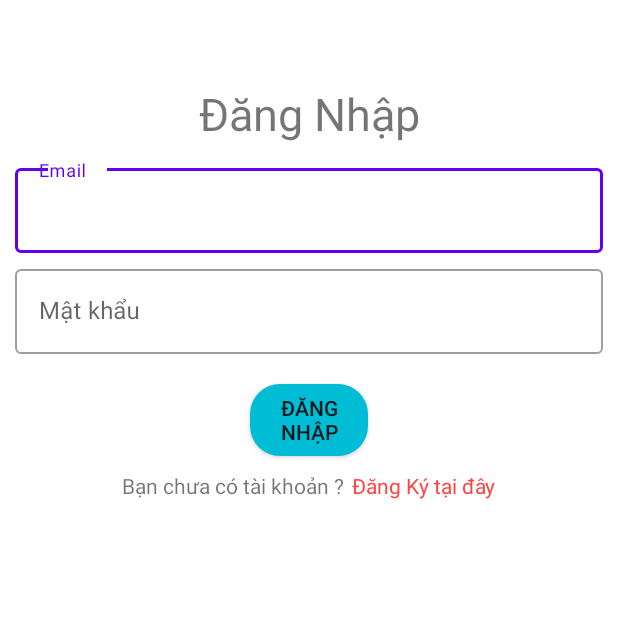
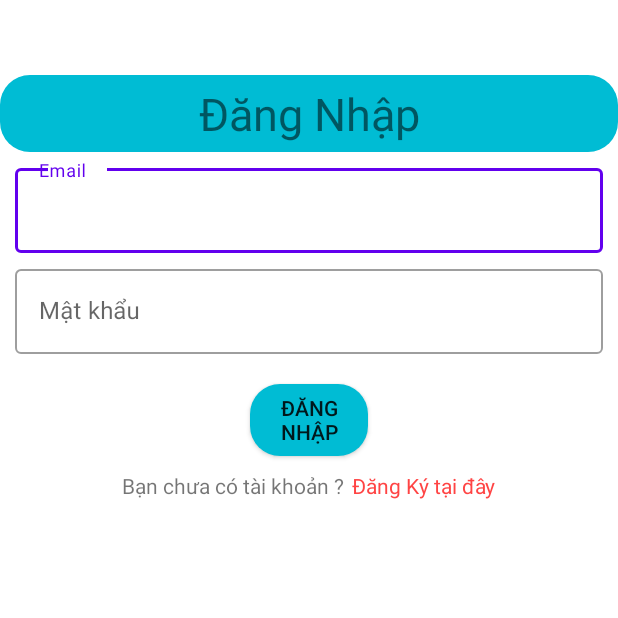
Before and after one commit to tuankyle2408/TRT-FiguresShop, an Android app: the DangNhapActivity screen opened directly, with no data from a screen before it, on a phone screen of 412 x 824 dp, the top half of it. Run offline under Robolectric (Android 15) with nearby library versions, the light colour scheme and no system bars; 1 statement that could not run was skipped.

Commit message:
Su kien dang nhap

```diff
--- a/app/src/main/java/com/example/trt_figuresshop/Activity/DangNhapActivity.java
+++ b/app/src/main/java/com/example/trt_figuresshop/Activity/DangNhapActivity.java
@@ -1,16 +1,22 @@
 package com.example.trt_figuresshop.Activity;
 
 import androidx.appcompat.app.AppCompatActivity;
+import androidx.appcompat.widget.AppCompatButton;
 
 import android.content.Intent;
 import android.os.Bundle;
+import android.text.Editable;
 import android.view.View;
+import android.widget.EditText;
 import android.widget.TextView;
 
 import com.example.trt_figuresshop.R;
+import com.example.trt_figuresshop.Retrofit.Utils;
 
 public class DangNhapActivity extends AppCompatActivity {
     TextView txtdangki;
+    EditText email,pass;
+    AppCompatButton btndangnhap;
 
     @Override
     protected void onCreate(Bundle savedInstanceState) {
@@ -28,9 +34,27 @@ public class DangNhapActivity extends AppCompatActivity {
                 startActivity(intent);
             }
         });
+        btndangnhap.setOnClickListener(new View.OnClickListener(){
+        @Override
+            public void onClick(View view){
+
+        }
+        });
     }
 
     private void initView() {
         txtdangki = findViewById(R.id.txtdangki);
+        email = findViewById(R.id.email);
+        pass = findViewById(R.id.pass);
+        btndangnhap = findViewById(R.id.btndangnhap);
     }
+    @Override
+    protected void onResume(){
+        super.onResume();
+        if(Utils.user_current.getEmail() != null && Utils.user_current.getPassword()!= null){
+            email.setText(Utils.user_current.getEmail());
+            pass.setText(Utils.user_current.getPassword());
+        }
+    }
+
 }
--- a/app/src/main/java/com/example/trt_figuresshop/Retrofit/Utils.java
+++ b/app/src/main/java/com/example/trt_figuresshop/Retrofit/Utils.java
@@ -1,10 +1,14 @@
 package com.example.trt_figuresshop.Retrofit;
 
 import com.example.trt_figuresshop.Model.GioHang;
+import com.example.trt_figuresshop.Model.User;
 
 import java.util.List;
 
 public class Utils {
     public static final String Base_URL = "http://192.168.1.9/TRTShop/";
     public static List<GioHang> arraygiohang;
+    public static User user_current;
+
+
 }
--- a/app/src/main/res/layout/activity_dang_nhap.xml
+++ b/app/src/main/res/layout/activity_dang_nhap.xml
@@ -16,6 +16,7 @@
         android:padding="5dp"
         android:text="Đăng Nhập"
         android:textSize="30sp"
+        android:background="@drawable/background_button"
         app:layout_constraintTop_toTopOf="parent" />
 
     <com.google.android.material.textfield.TextInputLayout
@@ -28,12 +29,13 @@
 
         <com.google.android.material.textfield.TextInputEditText
             android:id="@+id/email"
+            android:hint="Email"
             android:layout_width="match_parent"
             android:layout_height="wrap_content"
             android:layout_marginLeft="10dp"
             android:layout_marginTop="10dp"
             android:layout_marginRight="10dp"
-            android:hint="Email"
+
             android:inputType="textEmailAddress" />
     </com.google.android.material.textfield.TextInputLayout>
 
@@ -54,6 +56,8 @@
             android:layout_marginTop="10dp"
             android:layout_marginRight="10dp"
             android:hint="Mật khẩu "
+
+
             android:inputType="textPassword" />
     </com.google.android.material.textfield.TextInputLayout>
 
```
Also changed, not shown: app/src/main/java/com/example/trt_figuresshop/Activity/DangKiActivity.java (+8 -0 lines).
